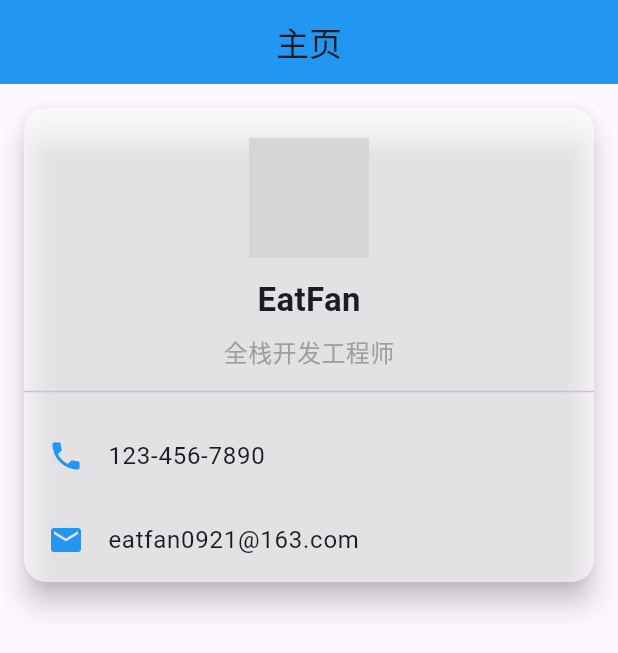
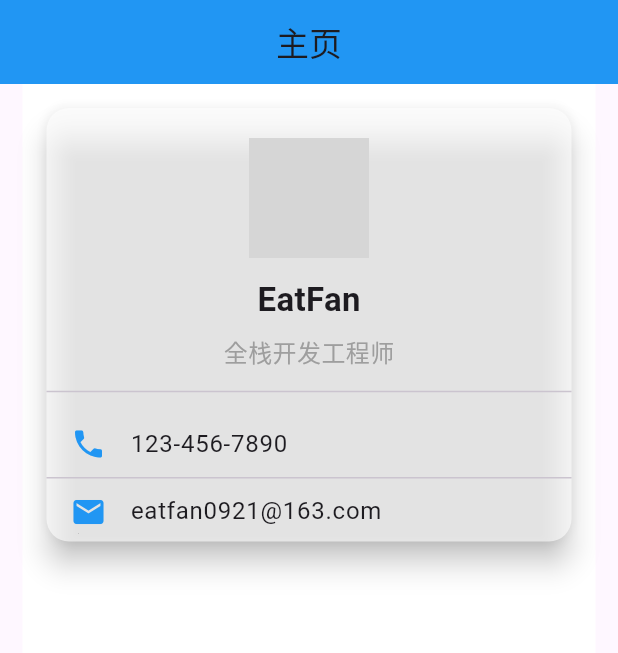
Before and after one commit to EatFans/Flutter-Study, a Flutter app: the screen it shows after launch, on a phone screen of 412 x 824 dp. Shown: the top 653 px of the screen. Run offline on Flutter 3.47's test engine with Material 3 defaults, Android fonts, the light colour scheme and no system bars; network calls fail; grey boxes are pictures that could not be loaded.

Commit message:
study2 Widget 个人名片练习

```diff
--- a/study2/lib/HomePage.dart
+++ /dev/null
@@ -1,89 +0,0 @@
-
-import 'package:flutter/material.dart';
-
-class HomePage extends StatefulWidget {
-  const HomePage({super.key, required this.title});
-
-  final String title;
-
-  @override
-  State<HomePage>  createState() => _HomePageState();
-}
-
-class _HomePageState extends State<HomePage> {
-
-  @override
-  Widget build(BuildContext context) {
-    return Scaffold(
-      appBar: AppBar(
-        title: Text(widget.title),
-        centerTitle: true,
-        backgroundColor: Colors.blue,
-      ),
-      body: Center(
-        child: Container(
-          child: Column(
-            children: [
-              Card(
-                elevation: 8,
-                shape: RoundedRectangleBorder(
-                    borderRadius: BorderRadius.circular(15)
-                ),
-                margin: const EdgeInsets.all(16),
-                color: Colors.white60,
-                child: Column(
-                  mainAxisSize: MainAxisSize.min,
-                  children: [
-                    const SizedBox(height: 20),
-                    // 头像
-                    CircleAvatar(
-                      radius: 40,
-                      backgroundImage: NetworkImage(
-                          'https://avatars.githubusercontent.com/u/122099628?v=4'
-                      ),
-                    ),
-                    const SizedBox(height: 12,width: 200),
-                    // 名称
-                    const Text(
-                        "EatFan",
-                        style: TextStyle(
-                          fontSize: 22,
-                          fontWeight: FontWeight.bold,
-                        )
-                    ),
-                    const SizedBox(height: 8),
-                    // 职位
-                    const Text(
-                      "全栈开发工程师",
-                      style:  TextStyle(
-                          fontSize: 16,
-                          color: Colors.grey,
-                          fontWeight: FontWeight.w500
-                      ),
-                    ),
-                    const Divider(height: 30, thickness: 1),
-                    // 联系方式
-                    ListTile(
-                      leading: const Icon(Icons.phone, color: Colors.blue),
-                      title: const Text(
-                          "123-456-7890",
-                          style: TextStyle(
-                              fontWeight: FontWeight.w400
-                          )
-                      ),
-                    ),
-                    ListTile(
-                        leading: const Icon(Icons.email, color: Colors.blue),
-                        title: const Text("eatfan0921@163.com")
-                    )
-                  ],
-                ),
-              ),
-            ],
-          ),
-        )
-      ),
-    );
-
-  }
-}
--- /dev/null
+++ b/study2/lib/home_page.dart
@@ -0,0 +1,43 @@
+
+import 'package:flutter/material.dart';
+import 'package:study2/person_card.dart';
+
+class HomePage extends StatefulWidget {
+
+  final String title;
+
+  const HomePage({super.key, required this.title});
+
+  @override
+  State<HomePage>  createState() => _HomePageState();
+}
+
+class _HomePageState extends State<HomePage> {
+
+  @override
+  Widget build(BuildContext context) {
+    return Scaffold(
+      appBar: AppBar(
+        title: Text(widget.title),
+        centerTitle: true,
+        backgroundColor: Colors.blue,
+      ),
+      body: Center(
+        child: Container(
+          color: Colors.white,
+          child: Column(
+            children: [
+              PersonCard(
+                name: "EatFan",
+                job: "全栈开发工程师",
+                phoneNumber: "123-456-7890",
+                email: "eatfan0921@163.com"
+              )
+            ],
+          ),
+        )
+      ),
+    );
+
+  }
+}
--- a/study2/lib/main.dart
+++ b/study2/lib/main.dart
@@ -1,5 +1,5 @@
 import 'package:flutter/material.dart';
-import 'package:study2/HomePage.dart';
+import 'package:study2/home_page.dart';
 
 void main() {
   runApp(const MyApp());
--- /dev/null
+++ b/study2/lib/person_card.dart
@@ -0,0 +1,89 @@
+
+import 'package:flutter/material.dart';
+
+class PersonCard extends StatelessWidget {
+
+  final String name;
+  final String job;
+  final String phoneNumber;
+  final String email;
+
+  const PersonCard({
+    super.key,
+    required this.name,
+    required this.job,
+    required this.phoneNumber,
+    required this.email
+  });
+
+  @override
+  Widget build(BuildContext context) {
+    return Card(
+      elevation: 8,
+      shape: RoundedRectangleBorder(
+          borderRadius: BorderRadius.circular(15)
+      ),
+      margin: const EdgeInsets.all(16),
+      color: Colors.white60,
+      child: SizedBox(
+        width: 350,
+        child: Column(
+          mainAxisSize: MainAxisSize.min,
+          children: [
+            const SizedBox(height: 20),
+            // 头像
+            CircleAvatar(
+              radius: 40,
+              backgroundImage: NetworkImage(
+                  'https://avatars.githubusercontent.com/u/122099628?v=4'
+              ),
+            ),
+            const SizedBox(height: 12),
+            // 名称
+            Text(
+                name,
+                style: TextStyle(
+                  fontSize: 22,
+                  fontWeight: FontWeight.bold,
+                )
+            ),
+            const SizedBox(height: 8),
+            // 职位
+            Text(
+              job,
+              style:  TextStyle(
+                  fontSize: 16,
+                  color: Colors.grey,
+                  fontWeight: FontWeight.w500
+              ),
+            ),
+            // 分割线
+            const Divider(height: 30, thickness: 1),
+            // 联系方式
+            ListTile(
+              minTileHeight: 12,
+              leading: const Icon(Icons.phone, color: Colors.blue),
+              title: Text(
+                  phoneNumber,
+                  style: TextStyle(
+                      fontWeight: FontWeight.w400
+                  )
+              ),
+            ),
+            const Divider(height: 5, thickness: 1),
+            ListTile(
+                minTileHeight: 12,
+                leading: const Icon(Icons.email, color: Colors.blue),
+                title: Text(
+                  email,
+                  style: TextStyle(
+                    fontWeight: FontWeight.w400,
+                  ),
+                )
+            )
+          ],
+        ),
+      ),
+    );
+  }
+}
```
